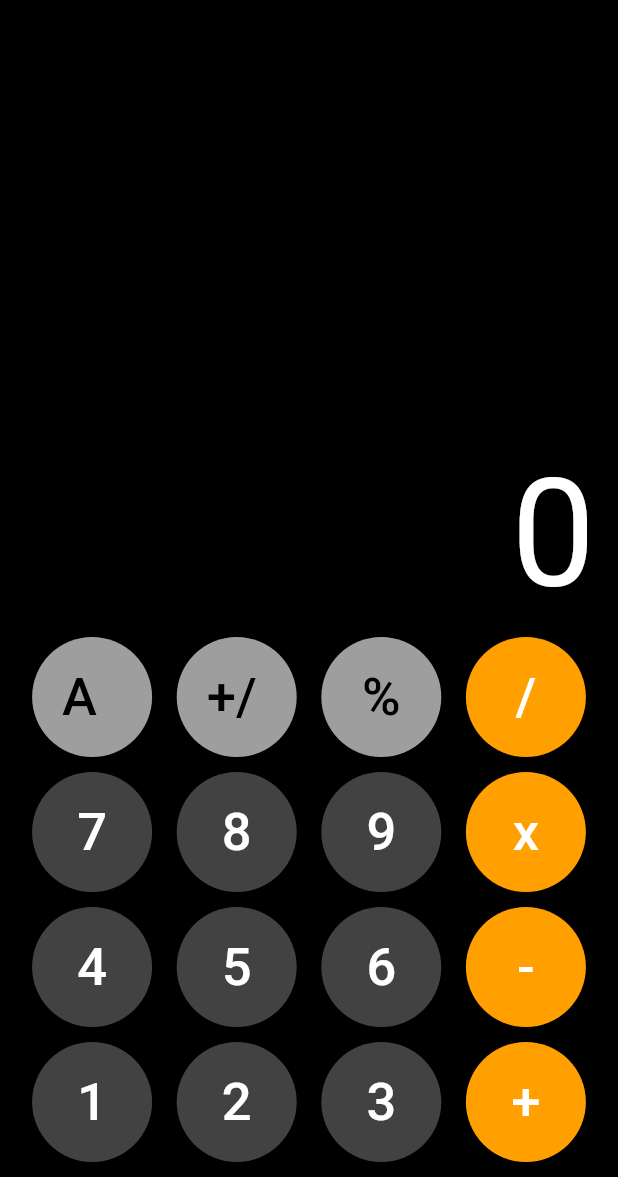
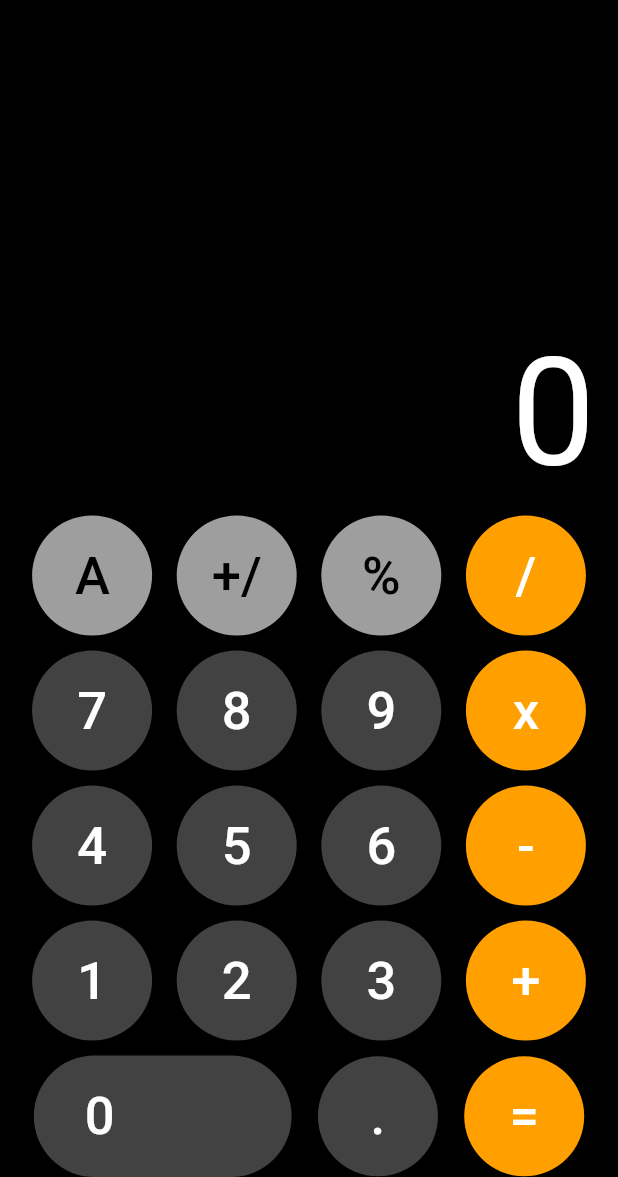
Before and after one commit to TRAGIC11/Calculator, a Flutter app: the screen it shows after launch, on a phone screen of 412 x 824 dp, the part 59-1236 px from its top. Run offline on Flutter 3.47's test engine with Material 2 defaults, Android fonts, the phone set to English and light mode, and no system bars.

Commit message:
Buttons Added

```diff
--- a/lib/main.dart
+++ b/lib/main.dart
@@ -27,6 +27,7 @@ class _CalculatorState extends State<Calculator> {
           onPressed: () {},
           child: Text(
             btntxt,
+            textAlign: TextAlign.center,
             style: TextStyle(
               fontSize: 35,
               color: txtclr,
@@ -179,6 +180,35 @@ class _CalculatorState extends State<Calculator> {
             SizedBox(
               height: 10,
             ),
+            Row(
+              mainAxisAlignment: MainAxisAlignment.spaceEvenly,
+              children: [
+                ElevatedButton(
+                  onPressed: () {},
+                  child: Text(
+                    '0',
+                    style: TextStyle(
+                      fontSize: 35,
+                    ),
+                  ),
+                  style: ElevatedButton.styleFrom(
+                    shape: StadiumBorder(),
+                    padding: EdgeInsets.fromLTRB(34, 20, 118, 20),
+                    primary: Colors.grey.shade800,
+                  ),
+                ),
+                calcButton(
+                  '.',
+                  Colors.grey.shade800,
+                  Colors.white,
+                ),
+                calcButton(
+                  '=',
+                  Colors.amber.shade700,
+                  Colors.white,
+                )
+              ],
+            ),
           ],
         ),
       ),
```
